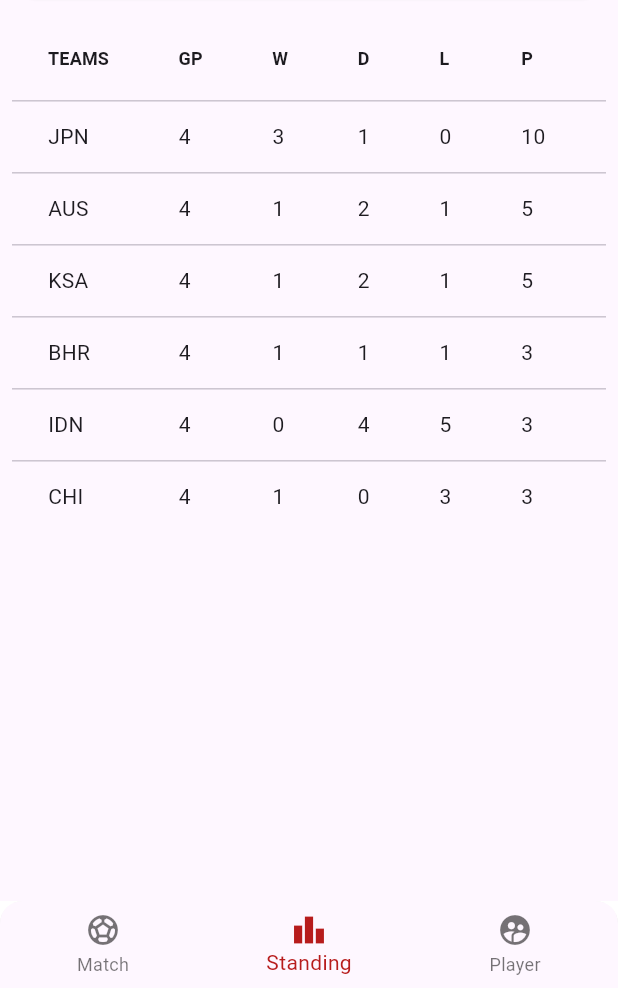
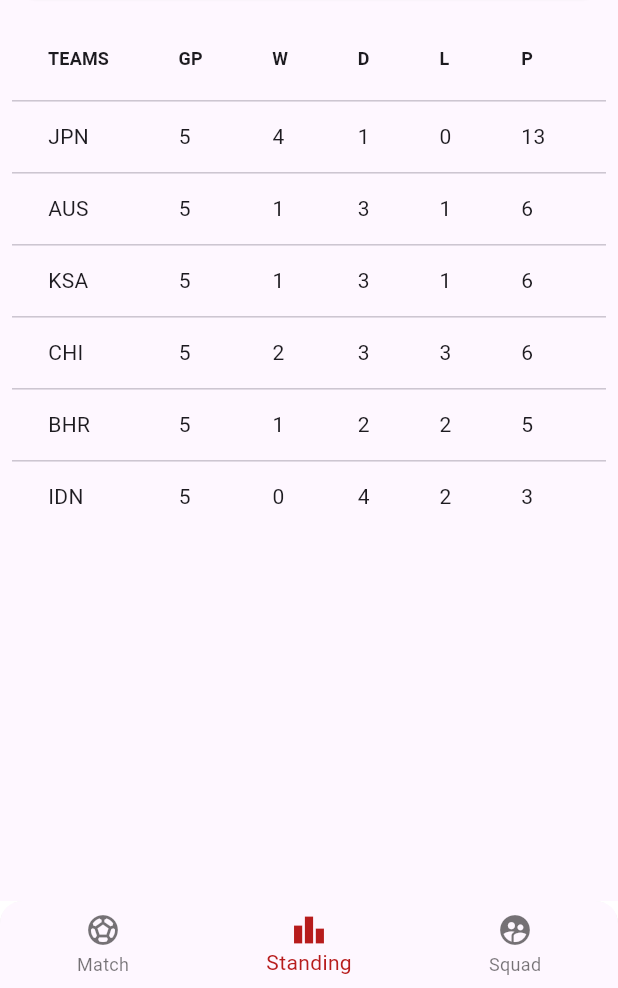
Before and after one commit to okedane/Garuda-Score-App, a Flutter app: the screen it shows after launch, item 2 of the bottom bar chosen, on a phone screen of 412 x 824 dp, the part 248-1236 px from its top. Run offline on Flutter 3.47's test engine with Material 3 defaults, Android fonts, the light colour scheme and no system bars; our stand-ins replace another_flutter_splash_screen.

Commit message:
update pertandingan

```diff
--- a/lib/model/player_model.dart
+++ b/lib/model/player_model.dart
@@ -21,23 +21,21 @@ class PlayerModel {
 var playerModelList = [
   PlayerModel(position: "GoalKeppers", players: [
     Player(name: "Marten Paes", number: 1),
-    Player(name: "Muhammad Riyadi", number: 0),
+    Player(name: "Muhammad Riyadi", number: 21),
     Player(name: "Nadeo Argawinata", number: 16),
-
   ]),
   PlayerModel(position: "Outfield Players", players: [
     Player(name: "Jordi Amat", number: 4),
     Player(name: "Sandy Walsh", number: 6),
-    Player(name: "Sandy Kevin Diks", number: 0),
+    Player(name: "Kevin Diks", number: 2),
     Player(name: "Calvin Verdonk", number: 17),
     Player(name: "Shayne Pattynama", number: 20),
     Player(name: "Jay Idzes", number: 3),
     Player(name: "Nathan Tjoe-A-On", number: 22),
-    Player(name: "Mees Hilgers", number: 2),
     Player(name: "Rizky Ridho", number: 5),
     Player(name: "Pratama Arhan", number: 12),
     Player(name: "Justine Hubner", number: 23),
-    Player(name: "Muhammad Ferari", number: 0),
+    Player(name: "Muhammad Ferari", number: 13),
     Player(name: "Thom Haye", number: 19),
     Player(name: "Witan Sulaeman", number: 8),
     Player(name: "Egy Maulana Vikri", number: 10),
@@ -47,7 +45,6 @@ var playerModelList = [
     Player(name: "Ragnar Oratmagoen", number: 11),
     Player(name: "Marselino Ferdinan", number: 7),
     Player(name: "Rafael Struick", number: 9),
-    Player(name: "Hokky Carakan", number: 6),
-    Player(name: "Ramadhan Sananta", number: 0),
+    Player(name: "Hokky Carakan", number: 18),
   ]),
 ];
--- a/lib/model/standing_model.dart
+++ b/lib/model/standing_model.dart
@@ -17,10 +17,11 @@ class StandingModel {
 }
 
 var standingModelList = [
-  StandingModel(team: "JPN", gp: "4", w: "3", d: "1", l: "0", p: "10"),
-  StandingModel(team: "AUS", gp: "4", w: "1", d: "2", l: "1", p: "5"),
-  StandingModel(team: "KSA", gp: "4", w: "1", d: "2", l: "1", p: "5"),
-  StandingModel(team: "BHR", gp: "4", w: "1", d: "1", l: "1", p: "3"),
-  StandingModel(team: "IDN", gp: "4", w: "0", d: "4", l: "5", p: "3"),
-  StandingModel(team: "CHI", gp: "4", w: "1", d: "0", l: "3", p: "3")
+  StandingModel(team: "JPN", gp: "5", w: "4", d: "1", l: "0", p: "13"),
+  StandingModel(team: "AUS", gp: "5", w: "1", d: "3", l: "1", p: "6"),
+  StandingModel(team: "KSA", gp: "5", w: "1", d: "3", l: "1", p: "6"),
+  StandingModel(team: "CHI", gp: "5", w: "2", d: "3", l: "3", p: "6"),
+  StandingModel(team: "BHR", gp: "5", w: "1", d: "2", l: "2", p: "5"),
+  StandingModel(team: "IDN", gp: "5", w: "0", d: "4", l: "2", p: "3"),
+
 ];
--- a/lib/view/home_screen.dart
+++ b/lib/view/home_screen.dart
@@ -51,7 +51,7 @@ class _HomeScreenState extends State<HomeScreen> {
             ),
             BottomNavigationBarItem(
               icon: Icon(Icons.supervised_user_circle_sharp),
-              label: "Player",
+              label: "Squad",
             ),
           ],
         ),
```
Also changed, not shown: lib/model/match_model.dart (+31 -0 lines), assets/images/flag/Japan.png (added).
